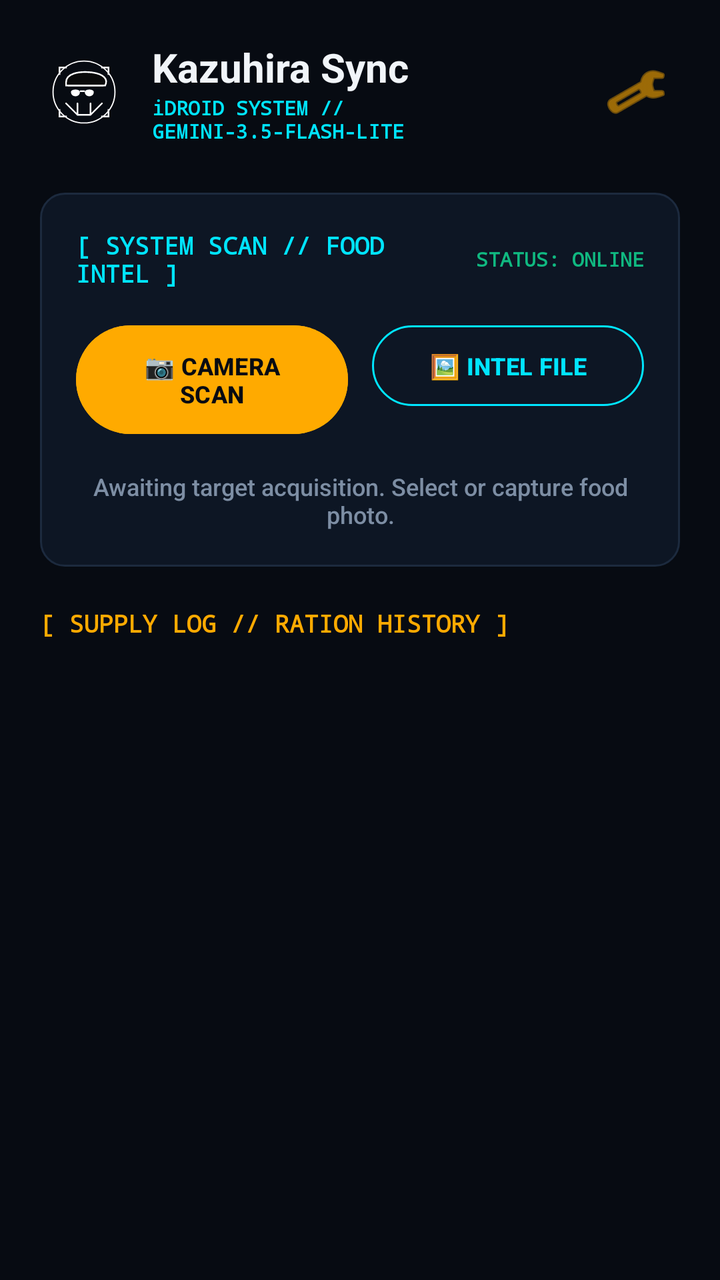
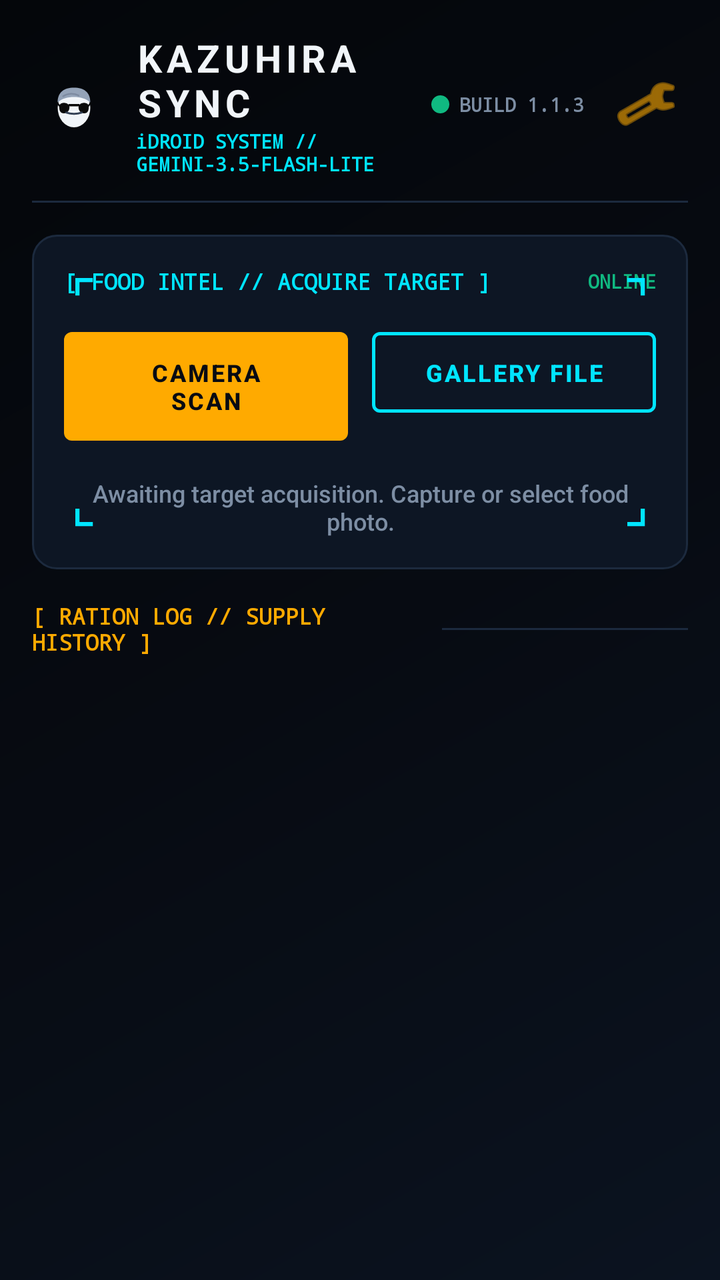

Screens rendered from an Android XML layout before and after an edit, with the pre-edit source and the edit as a unified diff.
<!-- AndroidManifest.xml: activity theme Theme.KazuhiraSync -->
<!-- res/layout/activity_main.xml -->
<?xml version="1.0" encoding="utf-8"?>
<LinearLayout xmlns:android="http://schemas.android.com/apk/res/android"
    xmlns:app="http://schemas.android.com/apk/res-auto"
    android:layout_width="match_parent"
    android:layout_height="match_parent"
    android:orientation="vertical"
    android:padding="20dp"
    android:background="@color/idroid_bg">

    
    <LinearLayout
        android:layout_width="match_parent"
        android:layout_height="wrap_content"
        android:orientation="horizontal"
        android:gravity="center_vertical"
        android:layout_marginBottom="24dp">

        <ImageView
            android:layout_width="44dp"
            android:layout_height="44dp"
            android:src="@drawable/ic_launcher_foreground"
            android:layout_marginEnd="12dp" />

        <LinearLayout
            android:layout_width="0dp"
            android:layout_height="wrap_content"
            android:layout_weight="1"
            android:orientation="vertical">

            <TextView
                android:layout_width="wrap_content"
                android:layout_height="wrap_content"
                android:text="Kazuhira Sync"
                android:textSize="20sp"
                android:textStyle="bold"
                android:textColor="@color/idroid_text_main" />

            <TextView
                android:id="@+id/tvModelSubtitle"
                android:layout_width="wrap_content"
                android:layout_height="wrap_content"
                android:text="iDROID SYSTEM // GEMINI-3.5-FLASH-LITE"
                android:textSize="10sp"
                android:textStyle="bold"
                android:textColor="@color/idroid_cyan"
                android:fontFamily="monospace" />
        </LinearLayout>

        <ImageButton
            android:id="@+id/btnSettings"
            android:layout_width="44dp"
            android:layout_height="44dp"
            android:background="?attr/selectableItemBackgroundBorderless"
            android:contentDescription="Settings"
            android:src="@android:drawable/ic_menu_preferences"
            app:tint="@color/idroid_amber" />
    </LinearLayout>

    
    <LinearLayout
        android:layout_width="match_parent"
        android:layout_height="wrap_content"
        android:orientation="vertical"
        android:background="@drawable/bg_idroid_card"
        android:padding="18dp"
        android:layout_marginBottom="20dp">

        <LinearLayout
            android:layout_width="match_parent"
            android:layout_height="wrap_content"
            android:orientation="horizontal"
            android:gravity="center_vertical"
            android:layout_marginBottom="14dp">

            <TextView
                android:layout_width="0dp"
                android:layout_height="wrap_content"
                android:layout_weight="1"
                android:text="[ SYSTEM SCAN // FOOD INTEL ]"
                android:textSize="12sp"
                android:textStyle="bold"
                android:textColor="@color/idroid_cyan"
                android:fontFamily="monospace" />

            <TextView
                android:layout_width="wrap_content"
                android:layout_height="wrap_content"
                android:text="STATUS: ONLINE"
                android:textSize="10sp"
                android:textStyle="bold"
                android:textColor="@color/idroid_green"
                android:fontFamily="monospace" />
        </LinearLayout>

        <LinearLayout
            android:layout_width="match_parent"
            android:layout_height="wrap_content"
            android:orientation="horizontal"
            android:weightSum="2"
            android:layout_marginBottom="14dp">

            <Button
                android:id="@+id/btnTakePhoto"
                android:layout_width="0dp"
                android:layout_height="wrap_content"
                android:layout_weight="1"
                android:layout_marginEnd="6dp"
                android:text="📷 CAMERA SCAN"
                android:textSize="12sp"
                android:textStyle="bold"
                android:textColor="#070B12"
                android:backgroundTint="@color/idroid_amber"
                android:paddingVertical="12dp" />

            <Button
                android:id="@+id/btnPickGallery"
                style="?attr/materialButtonOutlinedStyle"
                android:layout_width="0dp"
                android:layout_height="wrap_content"
                android:layout_weight="1"
                android:layout_marginStart="6dp"
                android:text="🖼️ INTEL FILE"
                android:textSize="12sp"
                android:textStyle="bold"
                android:textColor="@color/idroid_cyan"
                app:strokeColor="@color/idroid_cyan"
                android:paddingVertical="12dp" />
        </LinearLayout>

        <ProgressBar
            android:id="@+id/progressBar"
            android:layout_width="wrap_content"
            android:layout_height="wrap_content"
            android:layout_gravity="center"
            android:visibility="gone"
            android:indeterminateTint="@color/idroid_cyan"
            android:layout_marginBottom="8dp" />

        <TextView
            android:id="@+id/statusText"
            android:layout_width="match_parent"
            android:layout_height="wrap_content"
            android:text="Awaiting target acquisition. Select or capture food photo."
            android:textSize="12sp"
            android:textColor="@color/idroid_text_dim"
            android:textAlignment="center"
            android:fontFamily="sans-serif-medium" />
    </LinearLayout>

    
    <TextView
        android:layout_width="wrap_content"
        android:layout_height="wrap_content"
        android:text="[ SUPPLY LOG // RATION HISTORY ]"
        android:textSize="12sp"
        android:textStyle="bold"
        android:textColor="@color/idroid_amber"
        android:fontFamily="monospace"
        android:layout_marginBottom="10dp" />

    <ListView
        android:id="@+id/listViewHistory"
        android:layout_width="match_parent"
        android:layout_height="0dp"
        android:layout_weight="1"
        android:divider="@null"
        android:dividerHeight="0dp" />

</LinearLayout>
<!-- resources referenced by this layout -->
<resources>
  <!-- drawable ic_launcher_foreground (drawable) -->
  <?xml version="1.0" encoding="utf-8"?>
  <vector xmlns:android="http://schemas.android.com/apk/res/android"
      android:width="108dp"
      android:height="108dp"
      android:viewportWidth="108"
      android:viewportHeight="108">
  
      
      <path
          android:pathData="M54,16 A38,38 0 1,1 16,54 A38,38 0 0,1 54,16 Z"
          android:strokeColor="#FFFFFF"
          android:strokeWidth="1.5" />
  
      
      <path
          android:pathData="M24,32 L24,24 L32,24 M84,32 L84,24 L76,24 M24,76 L24,84 L32,84 M84,76 L84,84 L76,84"
          android:strokeColor="#FFFFFF"
          android:strokeWidth="2"
          android:strokeLineCap="square" />
  
      
      <path
          android:pathData="M32,42 C32,32 46,28 64,30 C78,32 84,38 80,46 L32,46 Z"
          android:fillColor="#0A0A0A"
          android:strokeColor="#FFFFFF"
          android:strokeWidth="2" />
  
      
      <path
          android:pathData="M34,46 L78,46"
          android:strokeColor="#FFFFFF"
          android:strokeWidth="2" />
  
      
      
      <path
          android:pathData="M38,54 C38,50 49,50 49,54 C49,61 38,61 38,54 Z"
          android:fillColor="#FFFFFF" />
  
      
      <path
          android:pathData="M55,54 C55,50 66,50 66,54 C66,61 55,61 55,54 Z"
          android:fillColor="#FFFFFF" />
  
      
      <path
          android:pathData="M49,53 L55,53"
          android:strokeColor="#FFFFFF"
          android:strokeWidth="2" />
  
      
      <path
          android:pathData="M32,68 L46,82 L62,82 L76,68 M46,82 L46,68 M62,82 L62,68"
          android:strokeColor="#FFFFFF"
          android:strokeWidth="2"
          android:strokeLineCap="round"
          android:strokeLineJoin="round" />
  
  </vector>
  <style name="Theme.KazuhiraSync" parent="Theme.Material3.DayNight.NoActionBar">
          
          <item name="android:statusBarColor">@color/idroid_bg</item>
          <item name="android:windowLightStatusBar">false</item>
          
          
          <item name="android:navigationBarColor">@color/idroid_bg</item>
          <item name="android:windowLightNavigationBar">false</item>
          
          
          <item name="android:windowBackground">@color/idroid_bg</item>
          
          
          <item name="colorPrimary">@color/idroid_amber</item>
          <item name="colorOnPrimary">#070B12</item>
          <item name="colorSecondary">@color/idroid_cyan</item>
          <item name="colorOnSecondary">#070B12</item>
          <item name="android:colorBackground">@color/idroid_bg</item>
      </style>
  <!-- unchanged entries left out for length: 9 -->
</resources>

<!-- the commit's change to res/layout/activity_main.xml (unified diff, before → after) -->
@@ -4,8 +4,8 @@
     android:layout_width="match_parent"
     android:layout_height="match_parent"
     android:orientation="vertical"
-    android:padding="20dp"
-    android:background="@color/idroid_bg">
+    android:padding="16dp"
+    android:background="@drawable/bg_idroid_root">
 
     
     <LinearLayout
@@ -13,13 +13,14 @@
         android:layout_height="wrap_content"
         android:orientation="horizontal"
         android:gravity="center_vertical"
-        android:layout_marginBottom="24dp">
-
-        <ImageView
-            android:layout_width="44dp"
-            android:layout_height="44dp"
+        android:layout_marginBottom="12dp">
+
+        <ImageView
+            android:layout_width="42dp"
+            android:layout_height="42dp"
             android:src="@drawable/ic_launcher_foreground"
-            android:layout_marginEnd="12dp" />
+            android:layout_marginEnd="10dp"
+            android:contentDescription="Kazuhira Sync" />
 
         <LinearLayout
             android:layout_width="0dp"
@@ -30,9 +31,10 @@
             <TextView
                 android:layout_width="wrap_content"
                 android:layout_height="wrap_content"
-                android:text="Kazuhira Sync"
-                android:textSize="20sp"
+                android:text="KAZUHIRA SYNC"
+                android:textSize="19sp"
                 android:textStyle="bold"
+                android:letterSpacing="0.12"
                 android:textColor="@color/idroid_text_main" />
 
             <TextView
@@ -40,16 +42,40 @@
                 android:layout_width="wrap_content"
                 android:layout_height="wrap_content"
                 android:text="iDROID SYSTEM // GEMINI-3.5-FLASH-LITE"
-                android:textSize="10sp"
+                android:textSize="9.5sp"
                 android:textStyle="bold"
                 android:textColor="@color/idroid_cyan"
                 android:fontFamily="monospace" />
         </LinearLayout>
 
+        <LinearLayout
+            android:layout_width="wrap_content"
+            android:layout_height="wrap_content"
+            android:orientation="horizontal"
+            android:gravity="center_vertical">
+
+            <ImageView
+                android:layout_width="9dp"
+                android:layout_height="9dp"
+                android:src="@drawable/ic_status_dot"
+                android:layout_marginEnd="5dp"
+                android:contentDescription="status" />
+
+            <TextView
+                android:layout_width="wrap_content"
+                android:layout_height="wrap_content"
+                android:text="BUILD 1.1.3"
+                android:textSize="9.5sp"
+                android:textStyle="bold"
+                android:textColor="@color/idroid_text_dim"
+                android:fontFamily="monospace" />
+        </LinearLayout>
+
         <ImageButton
             android:id="@+id/btnSettings"
-            android:layout_width="44dp"
-            android:layout_height="44dp"
+            android:layout_width="42dp"
+            android:layout_height="42dp"
+            android:layout_marginStart="10dp"
             android:background="?attr/selectableItemBackgroundBorderless"
             android:contentDescription="Settings"
             android:src="@android:drawable/ic_menu_preferences"
@@ -57,106 +83,169 @@
     </LinearLayout>
 
     
-    <LinearLayout
+    <View
+        android:layout_width="match_parent"
+        android:layout_height="1dp"
+        android:background="@color/idroid_border"
+        android:layout_marginBottom="16dp" />
+
+    
+    <FrameLayout
         android:layout_width="match_parent"
         android:layout_height="wrap_content"
-        android:orientation="vertical"
         android:background="@drawable/bg_idroid_card"
-        android:padding="18dp"
-        android:layout_marginBottom="20dp">
+        android:padding="16dp"
+        android:layout_marginBottom="16dp">
 
         <LinearLayout
             android:layout_width="match_parent"
             android:layout_height="wrap_content"
-            android:orientation="horizontal"
-            android:gravity="center_vertical"
-            android:layout_marginBottom="14dp">
-
-            <TextView
-                android:layout_width="0dp"
-                android:layout_height="wrap_content"
-                android:layout_weight="1"
-                android:text="[ SYSTEM SCAN // FOOD INTEL ]"
+            android:orientation="vertical">
+
+            <LinearLayout
+                android:layout_width="match_parent"
+                android:layout_height="wrap_content"
+                android:orientation="horizontal"
+                android:gravity="center_vertical"
+                android:layout_marginBottom="14dp">
+
+                <TextView
+                    android:layout_width="0dp"
+                    android:layout_height="wrap_content"
+                    android:layout_weight="1"
+                    android:text="[ FOOD INTEL // ACQUIRE TARGET ]"
+                    android:textSize="11sp"
+                    android:textStyle="bold"
+                    android:textColor="@color/idroid_cyan"
+                    android:fontFamily="monospace" />
+
+                <TextView
+                    android:layout_width="wrap_content"
+                    android:layout_height="wrap_content"
+                    android:text="ONLINE"
+                    android:textSize="9.5sp"
+                    android:textStyle="bold"
+                    android:textColor="@color/idroid_green"
+                    android:fontFamily="monospace" />
+            </LinearLayout>
+
+            <LinearLayout
+                android:layout_width="match_parent"
+                android:layout_height="wrap_content"
+                android:orientation="horizontal"
+                android:weightSum="2"
+                android:layout_marginBottom="14dp">
+
+                <Button
+                    android:id="@+id/btnTakePhoto"
+                    android:layout_width="0dp"
+                    android:layout_height="wrap_content"
+                    android:layout_weight="1"
+                    android:layout_marginEnd="6dp"
+                    android:text="CAMERA SCAN"
+                    android:textSize="12sp"
+                    android:textStyle="bold"
+                    android:letterSpacing="0.08"
+                    android:textColor="#070B12"
+                    app:backgroundTint="@color/idroid_amber"
+                    app:cornerRadius="4dp"
+                    app:strokeWidth="0dp"
+                    android:paddingVertical="12dp" />
+
+                <Button
+                    android:id="@+id/btnPickGallery"
+                    style="?attr/materialButtonOutlinedStyle"
+                    android:layout_width="0dp"
+                    android:layout_height="wrap_content"
+                    android:layout_weight="1"
+                    android:layout_marginStart="6dp"
+                    android:text="GALLERY FILE"
+                    android:textSize="12sp"
+                    android:textStyle="bold"
+                    android:letterSpacing="0.08"
+                    android:textColor="@color/idroid_cyan"
+                    app:backgroundTint="@android:color/transparent"
+                    app:strokeColor="@color/idroid_cyan"
+                    app:strokeWidth="1.5dp"
+                    app:cornerRadius="4dp"
+                    android:paddingVertical="12dp" />
+            </LinearLayout>
+
+            <ProgressBar
+                android:id="@+id/progressBar"
+                android:layout_width="wrap_content"
+                android:layout_height="wrap_content"
+                android:layout_gravity="center"
+                android:visibility="gone"
+                android:indeterminateTint="@color/idroid_cyan"
+                android:layout_marginBottom="8dp" />
+
+            <TextView
+                android:id="@+id/statusText"
+                android:layout_width="match_parent"
+                android:layout_height="wrap_content"
+                android:text="Awaiting target acquisition. Capture or select food photo."
                 android:textSize="12sp"
-                android:textStyle="bold"
-                android:textColor="@color/idroid_cyan"
-                android:fontFamily="monospace" />
-
-            <TextView
-                android:layout_width="wrap_content"
-                android:layout_height="wrap_content"
-                android:text="STATUS: ONLINE"
-                android:textSize="10sp"
-                android:textStyle="bold"
-                android:textColor="@color/idroid_green"
-                android:fontFamily="monospace" />
+                android:textColor="@color/idroid_text_dim"
+                android:textAlignment="center"
+                android:fontFamily="sans-serif-medium" />
         </LinearLayout>
 
-        <LinearLayout
-            android:layout_width="match_parent"
-            android:layout_height="wrap_content"
-            android:orientation="horizontal"
-            android:weightSum="2"
-            android:layout_marginBottom="14dp">
-
-            <Button
-                android:id="@+id/btnTakePhoto"
-                android:layout_width="0dp"
-                android:layout_height="wrap_content"
-                android:layout_weight="1"
-                android:layout_marginEnd="6dp"
-                android:text="📷 CAMERA SCAN"
-                android:textSize="12sp"
-                android:textStyle="bold"
-                android:textColor="#070B12"
-                android:backgroundTint="@color/idroid_amber"
-                android:paddingVertical="12dp" />
-
-            <Button
-                android:id="@+id/btnPickGallery"
-                style="?attr/materialButtonOutlinedStyle"
-                android:layout_width="0dp"
-                android:layout_height="wrap_content"
-                android:layout_weight="1"
-                android:layout_marginStart="6dp"
-                android:text="🖼️ INTEL FILE"
-                android:textSize="12sp"
-                android:textStyle="bold"
-                android:textColor="@color/idroid_cyan"
-                app:strokeColor="@color/idroid_cyan"
-                android:paddingVertical="12dp" />
-        </LinearLayout>
-
-        <ProgressBar
-            android:id="@+id/progressBar"
-            android:layout_width="wrap_content"
-            android:layout_height="wrap_content"
-            android:layout_gravity="center"
-            android:visibility="gone"
-            android:indeterminateTint="@color/idroid_cyan"
-            android:layout_marginBottom="8dp" />
+        
+        <ImageView
+            android:layout_width="20dp"
+            android:layout_height="20dp"
+            android:src="@drawable/ic_corner_tl"
+            android:layout_gravity="start|top"
+            android:layout_margin="5dp"
+            android:contentDescription="@null" />
+        <ImageView
+            android:layout_width="20dp"
+            android:layout_height="20dp"
+            android:src="@drawable/ic_corner_tr"
+            android:layout_gravity="end|top"
+            android:layout_margin="5dp"
+            android:contentDescription="@null" />
+        <ImageView
+            android:layout_width="20dp"
+            android:layout_height="20dp"
+            android:src="@drawable/ic_corner_bl"
+            android:layout_gravity="start|bottom"
+            android:layout_margin="5dp"
+            android:contentDescription="@null" />
+        <ImageView
+            android:layout_width="20dp"
+            android:layout_height="20dp"
+            android:src="@drawable/ic_corner_br"
+            android:layout_gravity="end|bottom"
+            android:layout_margin="5dp"
+            android:contentDescription="@null" />
+    </FrameLayout>
+
+    
+    <LinearLayout
+        android:layout_width="match_parent"
+        android:layout_height="wrap_content"
+        android:orientation="horizontal"
+        android:gravity="center_vertical"
+        android:layout_marginBottom="8dp">
 
         <TextView
-            android:id="@+id/statusText"
-            android:layout_width="match_parent"
-            android:layout_height="wrap_content"
-            android:text="Awaiting target acquisition. Select or capture food photo."
-            android:textSize="12sp"
-            android:textColor="@color/idroid_text_dim"
-            android:textAlignment="center"
-            android:fontFamily="sans-serif-medium" />
+            android:layout_width="0dp"
+            android:layout_height="wrap_content"
+            android:layout_weight="1"
+            android:text="[ RATION LOG // SUPPLY HISTORY ]"
+            android:textSize="11sp"
+            android:textStyle="bold"
+            android:textColor="@color/idroid_amber"
+            android:fontFamily="monospace" />
+
+        <View
+            android:layout_width="0dp"
+            android:layout_height="1dp"
+            android:layout_weight="0.6"
+            android:background="@color/idroid_border" />
     </LinearLayout>
-
-    
-    <TextView
-        android:layout_width="wrap_content"
-        android:layout_height="wrap_content"
-        android:text="[ SUPPLY LOG // RATION HISTORY ]"
-        android:textSize="12sp"
-        android:textStyle="bold"
-        android:textColor="@color/idroid_amber"
-        android:fontFamily="monospace"
-        android:layout_marginBottom="10dp" />
 
     <ListView
         android:id="@+id/listViewHistory"
@@ -164,6 +253,8 @@
         android:layout_height="0dp"
         android:layout_weight="1"
         android:divider="@null"
-        android:dividerHeight="0dp" />
+        android:dividerHeight="0dp"
+        android:scrollbars="vertical"
+        android:scrollbarThumbVertical="@color/idroid_border" />
 
 </LinearLayout>
<!-- resource entries referenced after the edit -->
@@ -1,5 +1,68 @@
 <!-- resources referenced by this layout -->
 <resources>
+  <!-- drawable bg_idroid_root (drawable) -->
+  <?xml version="1.0" encoding="utf-8"?>
+  <shape xmlns:android="http://schemas.android.com/apk/res/android"
+      android:shape="rectangle">
+      <gradient
+          android:type="linear"
+          android:angle="135"
+          android:startColor="#0B1320"
+          android:centerColor="#070B12"
+          android:endColor="#04060A" />
+  </shape>
+  <!-- drawable ic_corner_bl (drawable) -->
+  <?xml version="1.0" encoding="utf-8"?>
+  <vector xmlns:android="http://schemas.android.com/apk/res/android"
+      android:width="24dp"
+      android:height="24dp"
+      android:viewportWidth="24"
+      android:viewportHeight="24">
+      <path
+          android:pathData="M2,14 L2,22 L10,22"
+          android:strokeColor="@color/idroid_cyan"
+          android:strokeWidth="2.5"
+          android:strokeLineCap="square" />
+  </vector>
+  <!-- drawable ic_corner_br (drawable) -->
+  <?xml version="1.0" encoding="utf-8"?>
+  <vector xmlns:android="http://schemas.android.com/apk/res/android"
+      android:width="24dp"
+      android:height="24dp"
+      android:viewportWidth="24"
+      android:viewportHeight="24">
+      <path
+          android:pathData="M22,14 L22,22 L14,22"
+          android:strokeColor="@color/idroid_cyan"
+          android:strokeWidth="2.5"
+          android:strokeLineCap="square" />
+  </vector>
+  <!-- drawable ic_corner_tl (drawable) -->
+  <?xml version="1.0" encoding="utf-8"?>
+  <vector xmlns:android="http://schemas.android.com/apk/res/android"
+      android:width="24dp"
+      android:height="24dp"
+      android:viewportWidth="24"
+      android:viewportHeight="24">
+      <path
+          android:pathData="M2,10 L2,2 L10,2"
+          android:strokeColor="@color/idroid_cyan"
+          android:strokeWidth="2.5"
+          android:strokeLineCap="square" />
+  </vector>
+  <!-- drawable ic_corner_tr (drawable) -->
+  <?xml version="1.0" encoding="utf-8"?>
+  <vector xmlns:android="http://schemas.android.com/apk/res/android"
+      android:width="24dp"
+      android:height="24dp"
+      android:viewportWidth="24"
+      android:viewportHeight="24">
+      <path
+          android:pathData="M22,10 L22,2 L14,2"
+          android:strokeColor="@color/idroid_cyan"
+          android:strokeWidth="2.5"
+          android:strokeLineCap="square" />
+  </vector>
   <!-- drawable ic_launcher_foreground (drawable) -->
   <?xml version="1.0" encoding="utf-8"?>
   <vector xmlns:android="http://schemas.android.com/apk/res/android"
@@ -9,69 +72,78 @@
       android:viewportHeight="108">
   
       
-      <path
-          android:pathData="M54,16 A38,38 0 1,1 16,54 A38,38 0 0,1 54,16 Z"
-          android:strokeColor="#FFFFFF"
-          android:strokeWidth="1.5" />
   
       
       <path
-          android:pathData="M24,32 L24,24 L32,24 M84,32 L84,24 L76,24 M24,76 L24,84 L32,84 M84,76 L84,84 L76,84"
-          android:strokeColor="#FFFFFF"
-          android:strokeWidth="2"
-          android:strokeLineCap="square" />
+          android:pathData="M54,34 A21,25 0 0,1 54,84 A21,25 0 0,1 54,34 Z"
+          android:fillColor="#F1F5F9" />
   
       
       <path
-          android:pathData="M32,42 C32,32 46,28 64,30 C78,32 84,38 80,46 L32,46 Z"
-          android:fillColor="#0A0A0A"
-          android:strokeColor="#FFFFFF"
-          android:strokeWidth="2" />
+          android:pathData="M33,52 C33,39 41,33 54,33 C67,33 75,39 75,52 C70,47 62,45 54,45 C46,45 38,47 33,52 Z"
+          android:fillColor="#94A3B8" />
   
       
       <path
-          android:pathData="M34,46 L78,46"
-          android:strokeColor="#FFFFFF"
-          android:strokeWidth="2" />
-  
-      
-      
-      <path
-          android:pathData="M38,54 C38,50 49,50 49,54 C49,61 38,61 38,54 Z"
-          android:fillColor="#FFFFFF" />
+          android:pathData="M40,44 C46,40 54,40 60,43"
+          android:strokeColor="#7C8AA0"
+          android:strokeWidth="2"
+          android:strokeLineCap="round" />
   
       
       <path
-          android:pathData="M55,54 C55,50 66,50 66,54 C66,61 55,61 55,54 Z"
-          android:fillColor="#FFFFFF" />
+          android:pathData="M35,57 C35,52 44,51 47,55 C50,59 47,66 41,66 C36,66 35,62 35,57 Z"
+          android:fillColor="#0A0A0A" />
   
       
       <path
-          android:pathData="M49,53 L55,53"
-          android:strokeColor="#FFFFFF"
-          android:strokeWidth="2" />
+          android:pathData="M73,57 C73,52 64,51 61,55 C58,59 61,66 67,66 C72,66 73,62 73,57 Z"
+          android:fillColor="#0A0A0A" />
   
       
       <path
-          android:pathData="M32,68 L46,82 L62,82 L76,68 M46,82 L46,68 M62,82 L62,68"
-          android:strokeColor="#FFFFFF"
+          android:pathData="M47,54 L61,54 L61,57 L47,57 Z"
+          android:fillColor="#0A0A0A" />
+  
+      
+      <path
+          android:pathData="M35,56 L33,53"
+          android:strokeColor="#0A0A0A"
           android:strokeWidth="2"
-          android:strokeLineCap="round"
-          android:strokeLineJoin="round" />
+          android:strokeLineCap="round" />
+      <path
+          android:pathData="M73,56 L75,53"
+          android:strokeColor="#0A0A0A"
+          android:strokeWidth="2"
+          android:strokeLineCap="round" />
+  
+      
+      <path
+          android:pathData="M44,65 C50,67 58,67 64,65"
+          android:strokeColor="#334155"
+          android:strokeWidth="2.5"
+          android:strokeLineCap="round" />
   
   </vector>
+  <!-- drawable ic_status_dot (drawable) -->
+  <?xml version="1.0" encoding="utf-8"?>
+  <animation-list xmlns:android="http://schemas.android.com/apk/res/android"
+      android:oneshot="false">
+      <item android:drawable="@drawable/ic_dot_on" android:duration="750" />
+      <item android:drawable="@drawable/ic_dot_off" android:duration="750" />
+  </animation-list>
   <style name="Theme.KazuhiraSync" parent="Theme.Material3.DayNight.NoActionBar">
           
-          <item name="android:statusBarColor">@color/idroid_bg</item>
+          <item name="android:statusBarColor">@color/idroid_grad_top</item>
           <item name="android:windowLightStatusBar">false</item>
+  
           
+          <item name="android:navigationBarColor">@color/idroid_grad_bottom</item>
+          <item name="android:windowLightNavigationBar">false</item>
+  
           
-          <item name="android:navigationBarColor">@color/idroid_bg</item>
-          <item name="android:windowLightNavigationBar">false</item>
-          
-          
-          <item name="android:windowBackground">@color/idroid_bg</item>
-          
+          <item name="android:windowBackground">@drawable/bg_idroid_root</item>
+  
           
           <item name="colorPrimary">@color/idroid_amber</item>
           <item name="colorOnPrimary">#070B12</item>
@@ -79,6 +151,30 @@
           <item name="colorOnSecondary">#070B12</item>
           <item name="android:colorBackground">@color/idroid_bg</item>
       </style>
+  <!-- drawable ic_dot_on (drawable) -->
+  <?xml version="1.0" encoding="utf-8"?>
+  <vector xmlns:android="http://schemas.android.com/apk/res/android"
+      android:width="8dp"
+      android:height="8dp"
+      android:viewportWidth="8"
+      android:viewportHeight="8">
+      <path
+          android:pathData="M4,4 m-4,0 a4,4 0 1,0 8,0 a4,4 0 1,0 -8,0 Z"
+          android:fillColor="@color/idroid_green" />
+  </vector>
+  <!-- drawable ic_dot_off (drawable) -->
+  <?xml version="1.0" encoding="utf-8"?>
+  <vector xmlns:android="http://schemas.android.com/apk/res/android"
+      android:width="8dp"
+      android:height="8dp"
+      android:viewportWidth="8"
+      android:viewportHeight="8">
+      <path
+          android:pathData="M4,4 m-4,0 a4,4 0 1,0 8,0 a4,4 0 1,0 -8,0 Z"
+          android:fillColor="#0B3D2A" />
+  </vector>
+  <color name="idroid_grad_top">#0B1320</color>
+  <color name="idroid_grad_bottom">#04060A</color>
   <!-- unchanged entries left out for length: 9 -->
 </resources>
 
